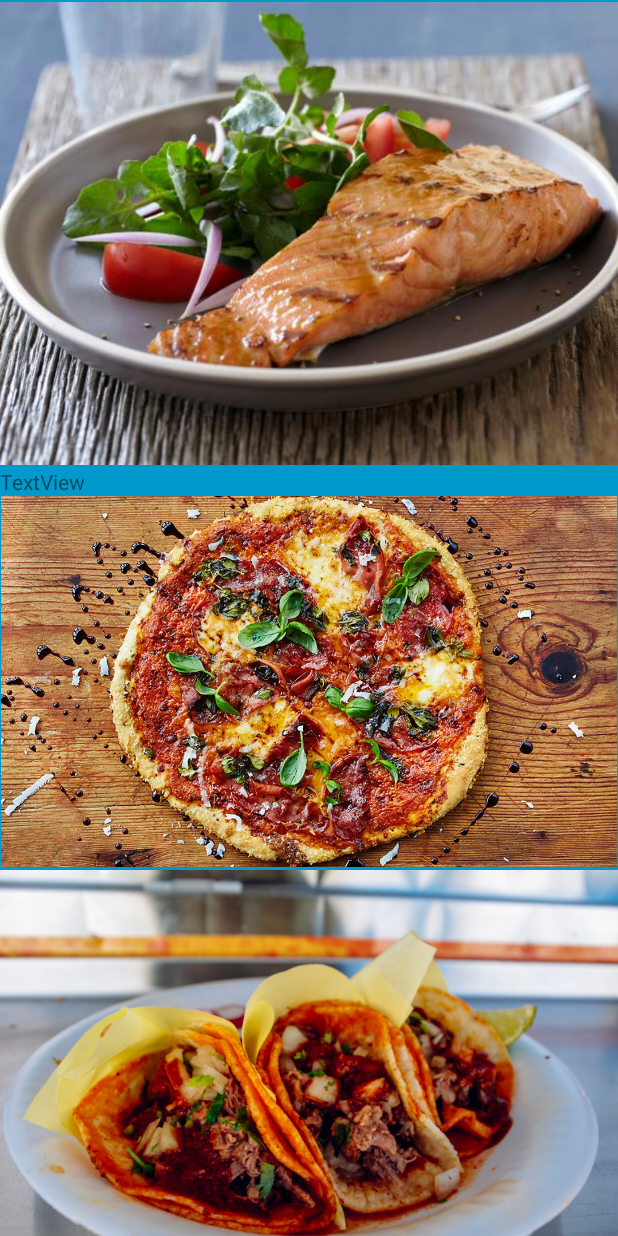
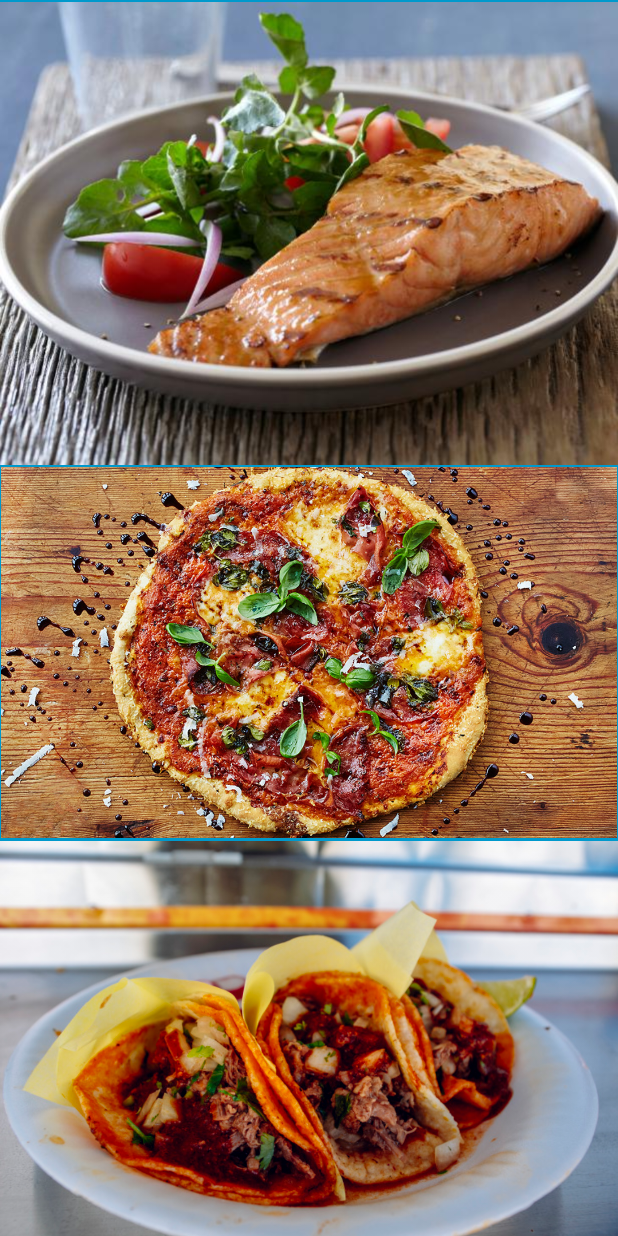
Before and after one commit to Yuichi-Kurino/FoodDivvy, an Android app: the screen it shows after launch (FullscreenActivity), on a phone screen of 412 x 824 dp. Run offline under Robolectric (Android 15) with nearby library versions, the phone set to English and light mode, and no system bars.

Commit message:
fixed the large bitmap problem

```diff
--- a/app/src/main/res/layout/activity_fullscreen.xml
+++ b/app/src/main/res/layout/activity_fullscreen.xml
@@ -30,10 +30,6 @@
                     android:layout_width="wrap_content"
                     android:layout_height="311dp" app:srcCompat="@drawable/a1382541357316"
                     android:id="@+id/imageView4" android:layout_weight="1"/>
-            <TextView
-                    android:text="TextView"
-                    android:layout_width="match_parent"
-                    android:layout_height="wrap_content" android:id="@+id/textView" android:layout_weight="1"/>
             <ImageView
                     android:layout_width="match_parent"
                     app:srcCompat="@drawable/a2"
@@ -47,18 +43,6 @@
                     android:layout_width="match_parent"
                     android:layout_height="302dp" app:srcCompat="@drawable/food_plate_1"
                     android:id="@+id/imageView9" android:layout_weight="1"/>
-            <ImageView
-                    android:layout_width="match_parent"
-                    android:layout_height="263dp" app:srcCompat="@drawable/images" android:id="@+id/imageView10"
-                    android:layout_weight="1"/>
-            <ImageView
-                    android:layout_width="match_parent"
-                    android:layout_height="235dp" app:srcCompat="@drawable/junk_food_625x350_81432196524"
-                    android:id="@+id/imageView11" android:layout_weight="1"/>
-            <ImageView
-                    android:layout_width="match_parent"
-                    android:layout_height="284dp" app:srcCompat="@drawable/pexels_photo_70497"
-                    android:id="@+id/imageView12" android:layout_weight="1"/>
         </LinearLayout>
     </ScrollView>
     <FrameLayout android:layout_width="match_parent"
--- a/app/src/main/res/mipmap-anydpi-v26/ic_launcher.xml
+++ b/app/src/main/res/mipmap-anydpi-v26/ic_launcher.xml
@@ -1,5 +1,5 @@
 <?xml version="1.0" encoding="utf-8"?>
 <adaptive-icon xmlns:android="http://schemas.android.com/apk/res/android">
     <background android:drawable="@drawable/ic_launcher_background"/>
-    <foreground android:drawable="@drawable/ic_launcher_foreground"/>
+    <foreground android:drawable="@mipmap/ic_launcher_foreground"/>
 </adaptive-icon>
--- a/app/src/main/res/mipmap-anydpi-v26/ic_launcher_round.xml
+++ b/app/src/main/res/mipmap-anydpi-v26/ic_launcher_round.xml
@@ -1,5 +1,5 @@
 <?xml version="1.0" encoding="utf-8"?>
 <adaptive-icon xmlns:android="http://schemas.android.com/apk/res/android">
     <background android:drawable="@drawable/ic_launcher_background"/>
-    <foreground android:drawable="@drawable/ic_launcher_foreground"/>
+    <foreground android:drawable="@mipmap/ic_launcher_foreground"/>
 </adaptive-icon>
```
Also changed, not shown: app/src/main/ic_launcher-web.png (added), app/src/main/res/mipmap-hdpi/ic_launcher.png, app/src/main/res/mipmap-hdpi/ic_launcher_foreground.png (added), app/src/main/res/mipmap-hdpi/ic_launcher_round.png, app/src/main/res/mipmap-mdpi/ic_launcher.png, app/src/main/res/mipmap-mdpi/ic_launcher_foreground.png (added), app/src/main/res/mipmap-mdpi/ic_launcher_round.png, app/src/main/res/mipmap-xhdpi/ic_launcher.png, app/src/main/res/mipmap-xhdpi/ic_launcher_foreground.png (added), app/src/main/res/mipmap-xhdpi/ic_launcher_round.png, app/src/main/res/mipmap-xxhdpi/ic_launcher.png, app/src/main/res/mipmap-xxhdpi/ic_launcher_foreground.png (added), app/src/main/res/mipmap-xxhdpi/ic_launcher_round.png, app/src/main/res/mipmap-xxxhdpi/ic_launcher.png, 2 more files.
